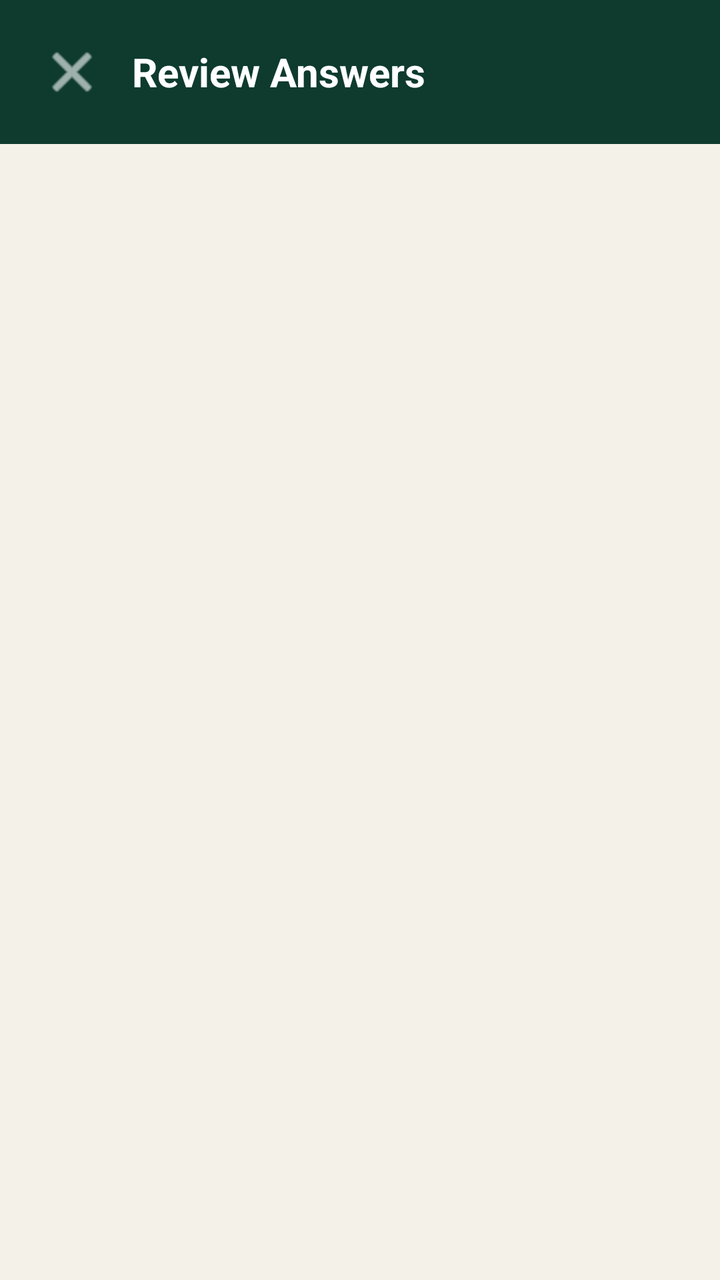
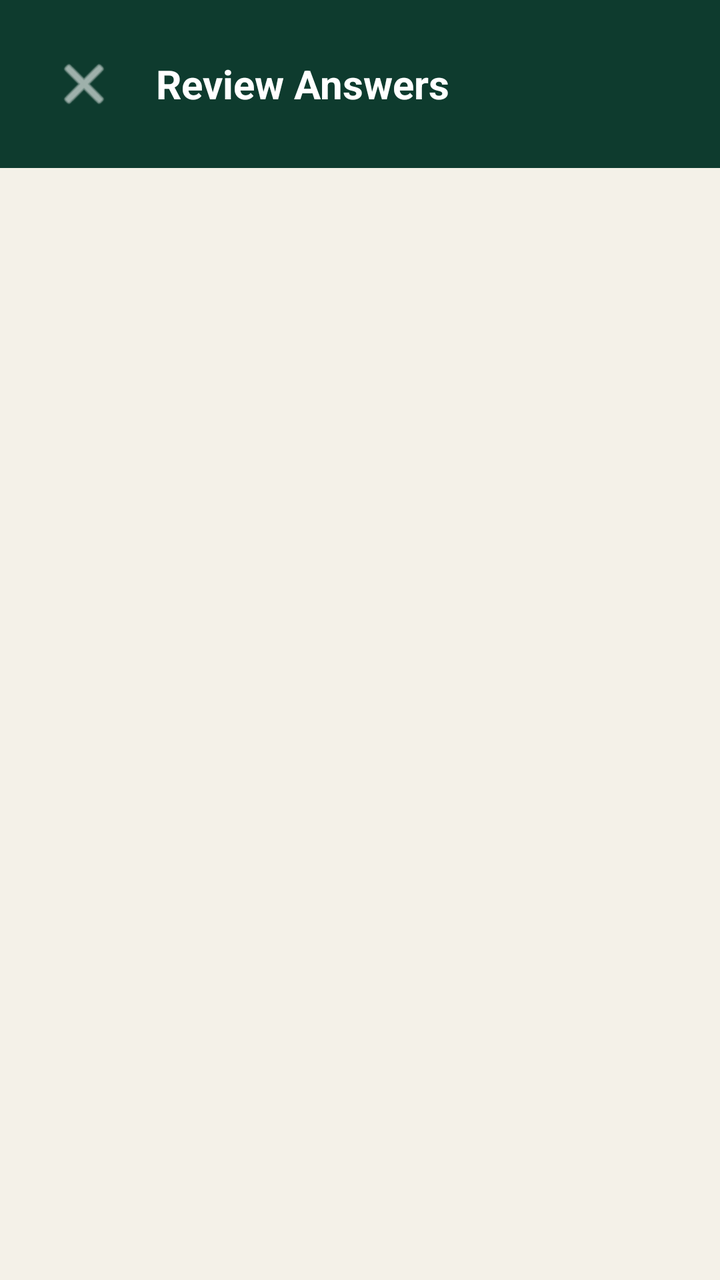

The first picture is an Android layout as it rendered before a commit; the second is the same layout after the commit. The layout source and the unified diff follow.
<!-- AndroidManifest.xml: application theme Theme.PakQuiz -->
<!-- res/layout/activity_review.xml -->
<?xml version="1.0" encoding="utf-8"?>
<LinearLayout xmlns:android="http://schemas.android.com/apk/res/android"
    xmlns:app="http://schemas.android.com/apk/res-auto"
    android:layout_width="match_parent"
    android:layout_height="match_parent"
    android:orientation="vertical"
    android:background="@color/background">

    <LinearLayout
        android:layout_width="match_parent"
        android:layout_height="wrap_content"
        android:orientation="horizontal"
        android:gravity="center_vertical"
        android:background="@color/primary"
        android:padding="18dp">

        <ImageButton
            android:id="@+id/backButton"
            android:layout_width="36dp"
            android:layout_height="36dp"
            android:background="?attr/selectableItemBackgroundBorderless"
            android:src="@android:drawable/ic_menu_close_clear_cancel"
            app:tint="@color/white"
            android:contentDescription="Back" />

        <TextView
            android:id="@+id/reviewTitle"
            android:layout_width="wrap_content"
            android:layout_height="wrap_content"
            android:layout_marginStart="12dp"
            android:text="@string/review_answers"
            android:textColor="@color/white"
            android:textSize="20sp"
            android:textStyle="bold" />

    </LinearLayout>

    <androidx.recyclerview.widget.RecyclerView
        android:id="@+id/reviewRecyclerView"
        android:layout_width="match_parent"
        android:layout_height="match_parent"
        android:padding="16dp"
        android:clipToPadding="false" />

</LinearLayout>
<!-- resources referenced by this layout -->
<resources>
  <color name="background">#F4F1E8</color>
  <color name="primary">#0E3B2E</color>
  <color name="white">#FFFFFF</color>
  <string name="review_answers">Review Answers</string>
  <style name="Theme.PakQuiz" parent="Theme.MaterialComponents.DayNight.NoActionBar">
          <item name="colorPrimary">@color/primary</item>
          <item name="colorPrimaryDark">@color/primary_dark</item>
          <item name="colorAccent">@color/accent</item>
          <item name="android:windowBackground">@color/background</item>
          <item name="android:statusBarColor">@color/primary_dark</item>
      </style>
  <color name="primary_dark">#082821</color>
  <color name="accent">#D4AF37</color>
</resources>

<!-- the commit's change to res/layout/activity_review.xml (unified diff, before → after) -->
@@ -16,8 +16,9 @@
 
         <ImageButton
             android:id="@+id/backButton"
-            android:layout_width="36dp"
-            android:layout_height="36dp"
+            android:layout_width="48dp"
+            android:layout_height="48dp"
+            android:padding="6dp"
             android:background="?attr/selectableItemBackgroundBorderless"
             android:src="@android:drawable/ic_menu_close_clear_cancel"
             app:tint="@color/white"
